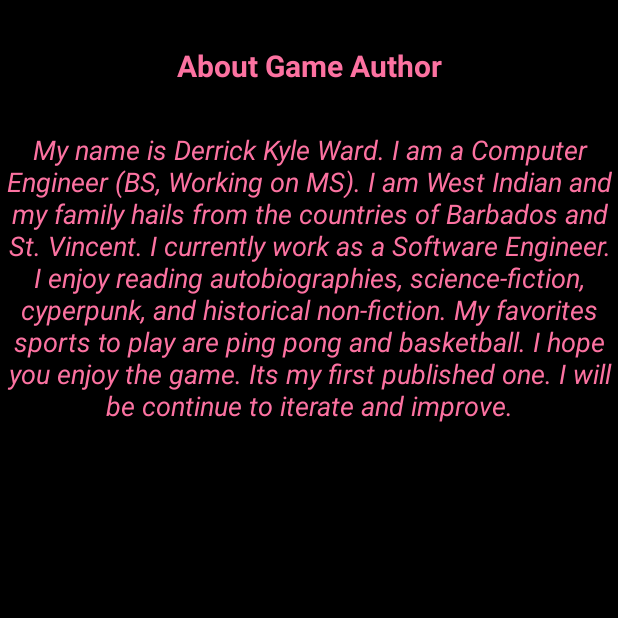
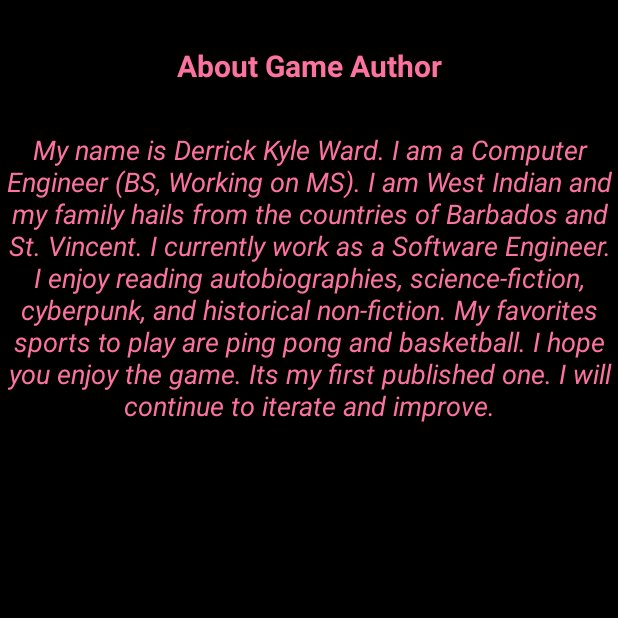
Before and after one commit to dward330/BlockMatch, an Android app: the fragment AboutGameAuthor shown on its own in the app's theme, on a phone screen of 412 x 824 dp, the top half of it. Run offline under Robolectric (Android 15) with nearby library versions, the phone set to English and light mode, and no system bars.

Commit message:
Fixed Grammatical Errors in About me Page

```diff
--- a/app/src/main/res/values/strings.xml
+++ b/app/src/main/res/values/strings.xml
@@ -11,7 +11,7 @@
     <string name="navMenuLeadershipBoard">Check Leadership Boards</string>
     <string name="navMenuMessages">View Messages</string>
     <string name="navMenuSettings">Edit Preferences</string>
-    <string name="gameAuthorBio">My name is Derrick Kyle Ward. I am a Computer Engineer (BS, Working on MS). I am West Indian and my family hails from the countries of Barbados and St. Vincent. I currently work as a Software Engineer. I enjoy reading autobiographies, science-fiction, cyperpunk, and historical non-fiction. My favorites sports to play are ping pong and basketball. I hope you enjoy the game. Its my first published one. I will be continue to iterate and improve.</string>
+    <string name="gameAuthorBio">My name is Derrick Kyle Ward. I am a Computer Engineer (BS, Working on MS). I am West Indian and my family hails from the countries of Barbados and St. Vincent. I currently work as a Software Engineer. I enjoy reading autobiographies, science-fiction, cyberpunk, and historical non-fiction. My favorites sports to play are ping pong and basketball. I hope you enjoy the game. Its my first published one. I will continue to iterate and improve.</string>
     <string name="chatMessagesTitle">Current Conversations</string>
     <string name="cameraRequestBlocked">Block Match needs access to camera in order for you to take a profile photo. Please update Block Match\'s permissions from phone settings.</string>
     <string name="readStorageRequestBlocked">Block Match needs access to your storage in order for you to select a profile photo from your existing photos. Please update Block Match\'s permissions from phone settings.</string>
```
